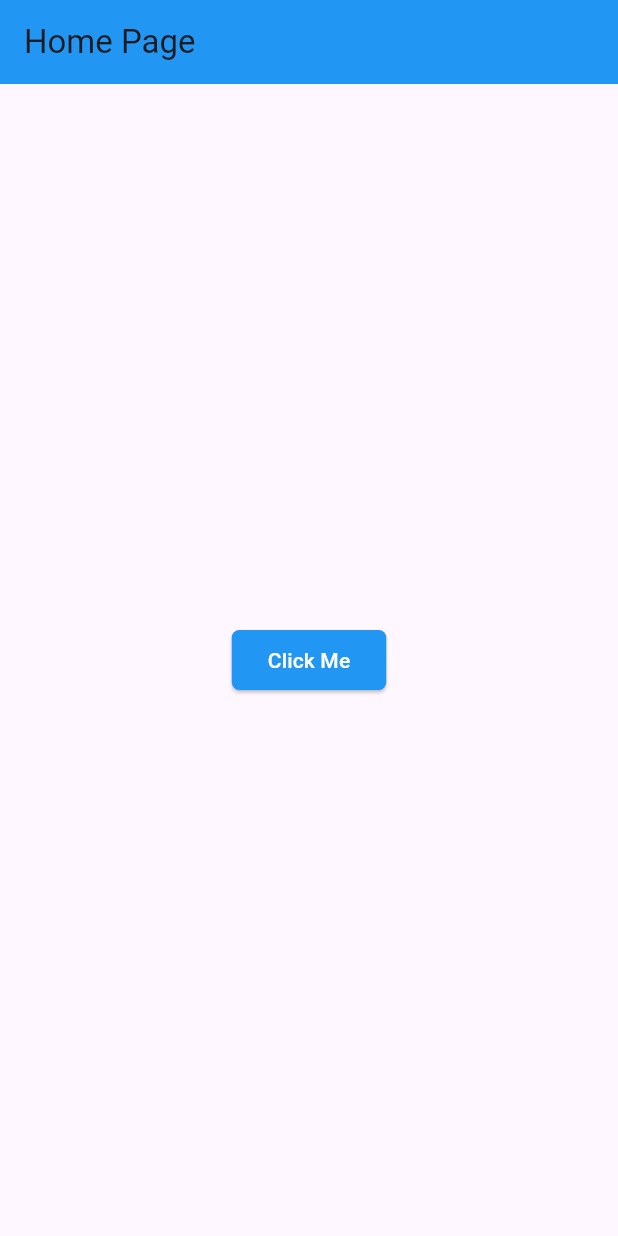
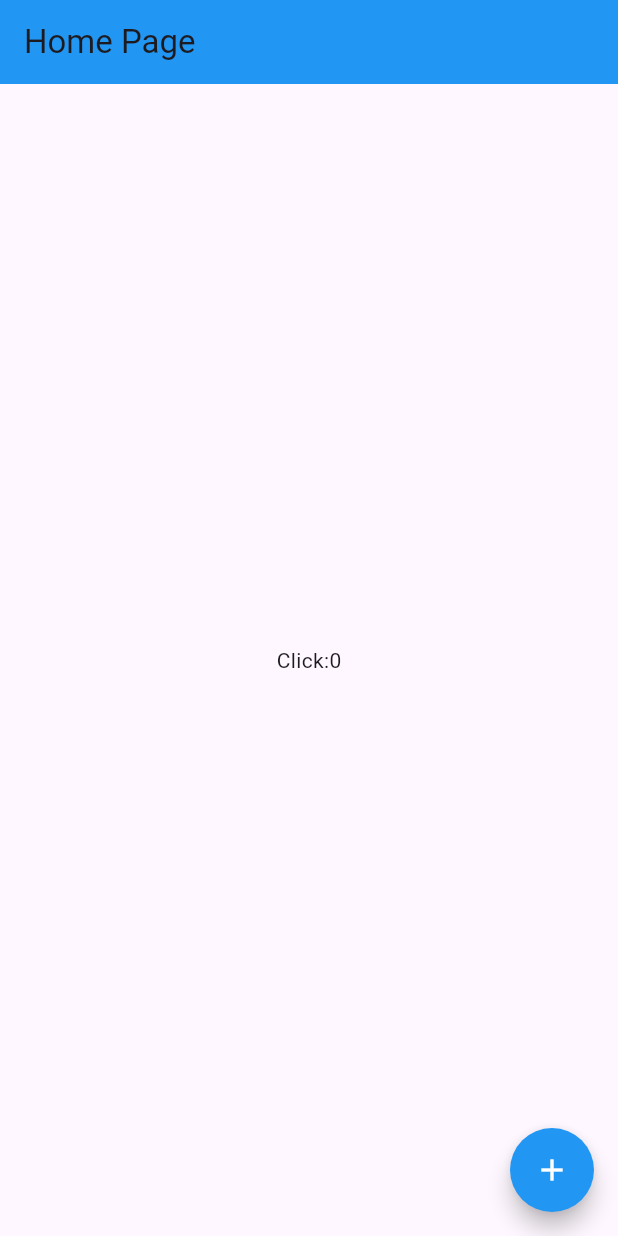
Before and after one commit to pranto372/getx_practice, a Flutter app: the screen it shows after launch, on a phone screen of 412 x 824 dp. Run offline on Flutter 3.47's test engine with Material 3 defaults, Android fonts, the phone set to English and light mode, and no system bars; our stand-ins replace get.

```diff
--- a/lib/HomePage.dart
+++ b/lib/HomePage.dart
@@ -1,26 +1,36 @@
 import 'package:flutter/material.dart';
 import 'package:get/get.dart';
-import 'package:getx_practice/SecondPage.dart';
+import 'package:getx_practice/counter_state_controller.dart';
 
 class HomePage extends StatelessWidget {
   const HomePage({super.key});
 
   @override
   Widget build(BuildContext context) {
+    final CounterStateController c = Get.put(CounterStateController());
+
     return Scaffold(
       appBar: AppBar(
-        title: const Text("Home Page",),
+        title: const Text(
+          "Home Page",
+        ),
         backgroundColor: Colors.blue,
       ),
       body: Center(
-        child: ElevatedButton(
-          style: ElevatedButton.styleFrom(backgroundColor: Colors.blue,
-          shape: RoundedRectangleBorder(borderRadius: BorderRadius.circular(5))
-          ),
-          onPressed: (){
-            Get.toNamed("/product");
-          },
-          child: const Text("Click Me", style: TextStyle(color: Colors.white),),),
+        child: Obx(
+          () => Text("Click:${c.count}"),
+        ),
+      ),
+      floatingActionButton: FloatingActionButton(
+        backgroundColor: Colors.blue,
+        shape: RoundedRectangleBorder(borderRadius: BorderRadius.circular(50)),
+        onPressed: () {
+          c.increament();
+        },
+        child: const Icon(
+          Icons.add,
+          color: Colors.white,
+        ),
       ),
     );
   }
--- /dev/null
+++ b/lib/counter_state_controller.dart
@@ -0,0 +1,8 @@
+import 'package:get/get.dart';
+
+class CounterStateController extends GetxController{
+  var count = 0.obs;
+  increament(){
+    count = count+1;
+  }
+}
--- a/lib/main.dart
+++ b/lib/main.dart
@@ -1,7 +1,5 @@
 import 'package:flutter/material.dart';
 import 'package:get/get.dart';
-import 'package:getx_practice/SecondPage.dart';
-
 import 'HomePage.dart';
 
 void main(){
@@ -14,11 +12,7 @@ class MyApp extends StatelessWidget {
   @override
   Widget build(BuildContext context) {
     return GetMaterialApp(
-      initialRoute: '/',
-      getPages: [
-        GetPage(name: '/', page: ()=> HomePage(), transition: Transition.zoom),
-        GetPage(name: '/product', page: ()=>SecondPage(), transition: Transition.rightToLeft),
-      ],
+      home: HomePage(),
     );
   }
 }
```
Also changed, not shown: lib/SecondPage.dart (deleted, +0 -27 lines).
